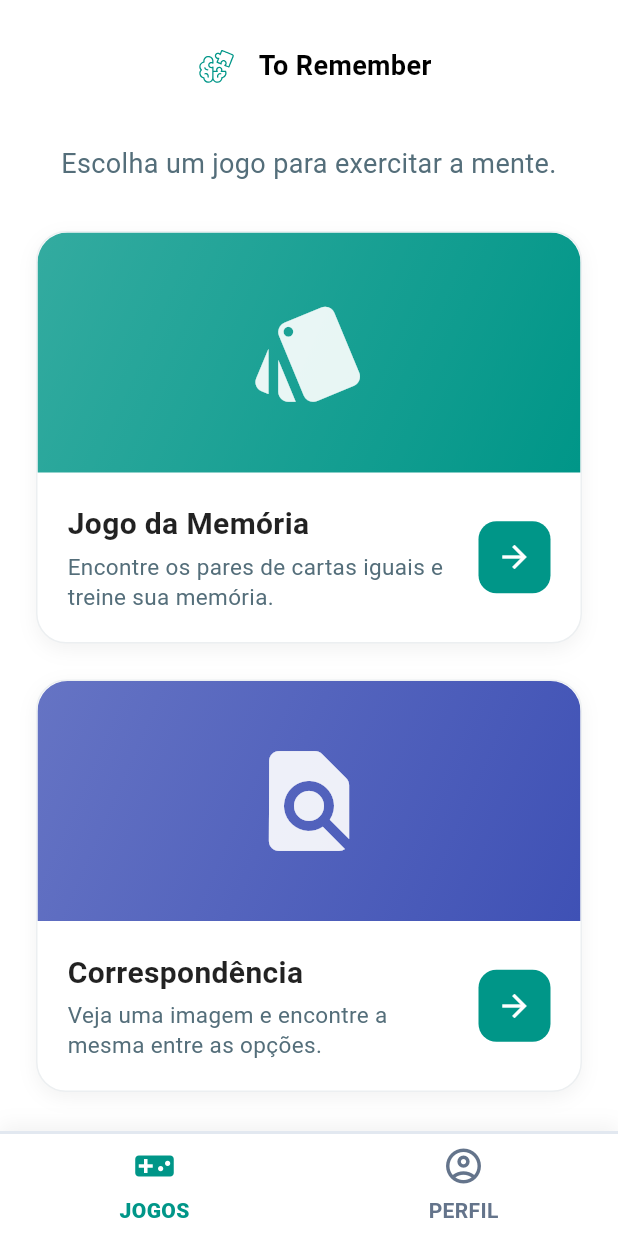
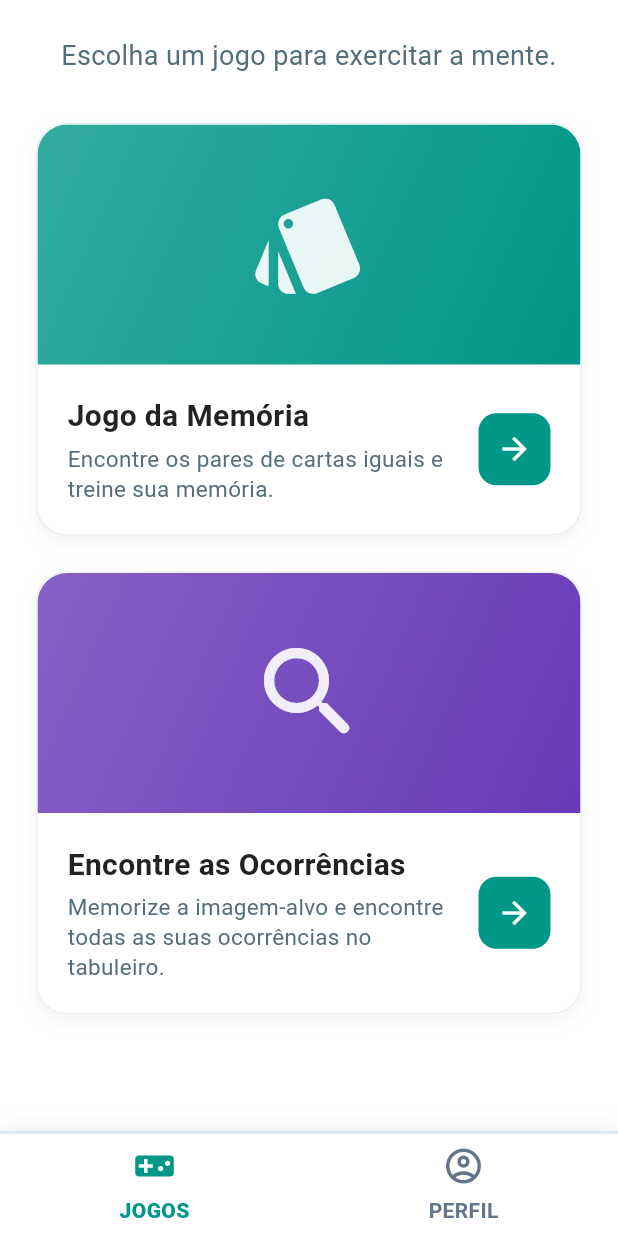
Before and after one commit to cibellemc/to-remember, a Flutter app: the PatientHomePage screen opened directly, on a phone screen of 412 x 824 dp. Run offline on Flutter 3.47's test engine with Material 3 defaults, Android fonts, the phone set to English and light mode, and no system bars; our stand-ins replace flutter_dotenv, flutter_svg, supabase_flutter; accounts and stored records are empty.

Commit message:
style: remover logo e AppBar da visão interna do paciente

```diff
--- a/lib/views/jogo/tabs/games_tab.dart
+++ b/lib/views/jogo/tabs/games_tab.dart
@@ -1,7 +1,7 @@
 import 'package:flutter/material.dart';
 import '../memory_game_page.dart';
 import '../matching_game_page.dart';
-import 'package:flutter_svg/flutter_svg.dart';
+import '../occurrences_game_page.dart';
 
 class GamesTab extends StatelessWidget {
   const GamesTab({super.key});
@@ -22,27 +22,6 @@ class GamesTab extends StatelessWidget {
           Center(
             child: Column(
               children: [
-                Row(
-                  mainAxisSize: MainAxisSize.min,
-                  children: [
-                    SvgPicture.asset(
-                      'images/logo.svg',
-                      colorFilter: ColorFilter.mode(primaryColor, BlendMode.srcIn),
-                      width: 40,
-                      height: 40,
-                    ),
-                    const SizedBox(width: 8),
-                    const Text(
-                      'To Remember',
-                      style: TextStyle(
-                        color: Colors.black,
-                        fontWeight: FontWeight.bold,
-                        fontSize: 18,
-                      ),
-                    ),
-                  ],
-                ),
-                const SizedBox(height: 32),
                 Text(
                   'Escolha um jogo para exercitar a mente.',
                   textAlign: TextAlign.center,
@@ -80,17 +59,34 @@ class GamesTab extends StatelessWidget {
               );
             },
           ),
+          // const SizedBox(height: 24),
+          // _buildGameCard(
+          //   context,
+          //   title: 'Correspondência',
+          //   description: 'Veja uma imagem e encontre a mesma entre as opções.',
+          //   icon: Icons.find_in_page_rounded,
+          //   cardColor: Colors.indigo,
+          //   onTap: () {
+          //     Navigator.push(
+          //       context,
+          //       MaterialPageRoute(builder: (_) => const MatchingGamePage()),
+          //     );
+          //   },
+          // ),
           const SizedBox(height: 24),
           _buildGameCard(
             context,
-            title: 'Correspondência',
-            description: 'Veja uma imagem e encontre a mesma entre as opções.',
-            icon: Icons.find_in_page_rounded,
-            cardColor: Colors.indigo,
+            title: 'Encontre as Ocorrências',
+            description:
+                'Memorize a imagem-alvo e encontre todas as suas ocorrências no tabuleiro.',
+            icon: Icons.search_rounded,
+            cardColor: Colors.deepPurple,
             onTap: () {
               Navigator.push(
                 context,
-                MaterialPageRoute(builder: (_) => const MatchingGamePage()),
+                MaterialPageRoute(
+                  builder: (_) => const OccurrencesGamePage(),
+                ),
               );
             },
           ),
```
